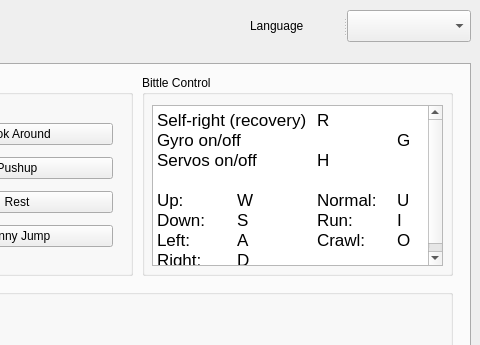
First picture: the form in mainwindow.ui, repository PetoiCamp/PetoiControllerQt, before the edit; both pictures show x 520 to 1000 and y 0 to 345 of the 1000 by 720 pixel window.
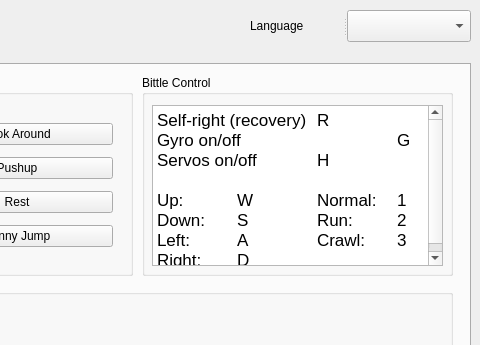
Second picture: the form after the edit. Icons and pictures are not drawn.

```diff
--- a/mainwindow.ui
+++ b/mainwindow.ui
@@ -608,9 +608,9 @@
 &lt;p align=&quot;justify&quot; style=&quot; margin-top:0px; margin-bottom:0px; margin-left:0px; margin-right:0px; -qt-block-indent:0; text-indent:0px;&quot;&gt;Gyro on/off		G	&lt;/p&gt;
 &lt;p align=&quot;justify&quot; style=&quot; margin-top:0px; margin-bottom:0px; margin-left:0px; margin-right:0px; -qt-block-indent:0; text-indent:0px;&quot;&gt;Servos on/off	H	 &lt;/p&gt;
 &lt;p align=&quot;justify&quot; style=&quot;-qt-paragraph-type:empty; margin-top:0px; margin-bottom:0px; margin-left:0px; margin-right:0px; -qt-block-indent:0; text-indent:0px;&quot;&gt;&lt;br /&gt;&lt;/p&gt;
-&lt;p align=&quot;justify&quot; style=&quot; margin-top:0px; margin-bottom:0px; margin-left:0px; margin-right:0px; -qt-block-indent:0; text-indent:0px;&quot;&gt;Up: 	W 	Normal: 	U&lt;/p&gt;
-&lt;p align=&quot;justify&quot; style=&quot; margin-top:0px; margin-bottom:0px; margin-left:0px; margin-right:0px; -qt-block-indent:0; text-indent:0px;&quot;&gt;Down:	S 	Run: 	I&lt;/p&gt;
-&lt;p align=&quot;justify&quot; style=&quot; margin-top:0px; margin-bottom:0px; margin-left:0px; margin-right:0px; -qt-block-indent:0; text-indent:0px;&quot;&gt;Left:	A	Crawl: 	O&lt;/p&gt;
+&lt;p align=&quot;justify&quot; style=&quot; margin-top:0px; margin-bottom:0px; margin-left:0px; margin-right:0px; -qt-block-indent:0; text-indent:0px;&quot;&gt;Up: 	W 	Normal: 	1&lt;/p&gt;
+&lt;p align=&quot;justify&quot; style=&quot; margin-top:0px; margin-bottom:0px; margin-left:0px; margin-right:0px; -qt-block-indent:0; text-indent:0px;&quot;&gt;Down:	S 	Run: 	2&lt;/p&gt;
+&lt;p align=&quot;justify&quot; style=&quot; margin-top:0px; margin-bottom:0px; margin-left:0px; margin-right:0px; -qt-block-indent:0; text-indent:0px;&quot;&gt;Left:	A	Crawl: 	3&lt;/p&gt;
 &lt;p align=&quot;justify&quot; style=&quot; margin-top:0px; margin-bottom:0px; margin-left:0px; margin-right:0px; -qt-block-indent:0; text-indent:0px;&quot;&gt;Right:	D&lt;/p&gt;&lt;/body&gt;&lt;/html&gt;</string>
        </property>
       </widget>
```
